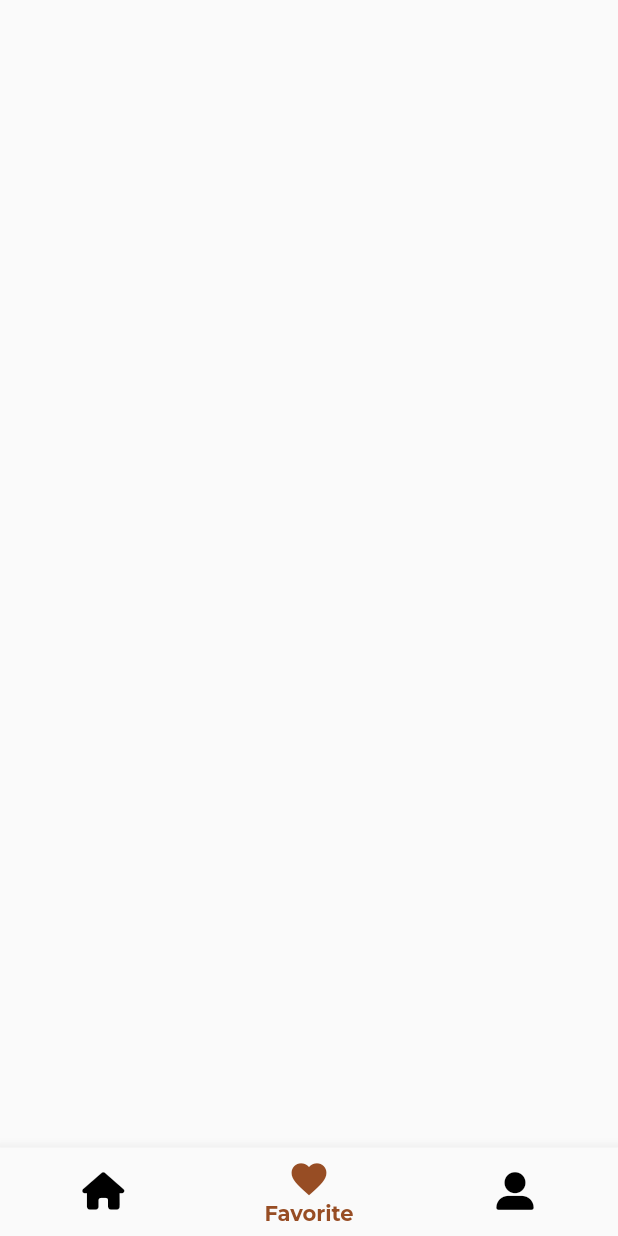
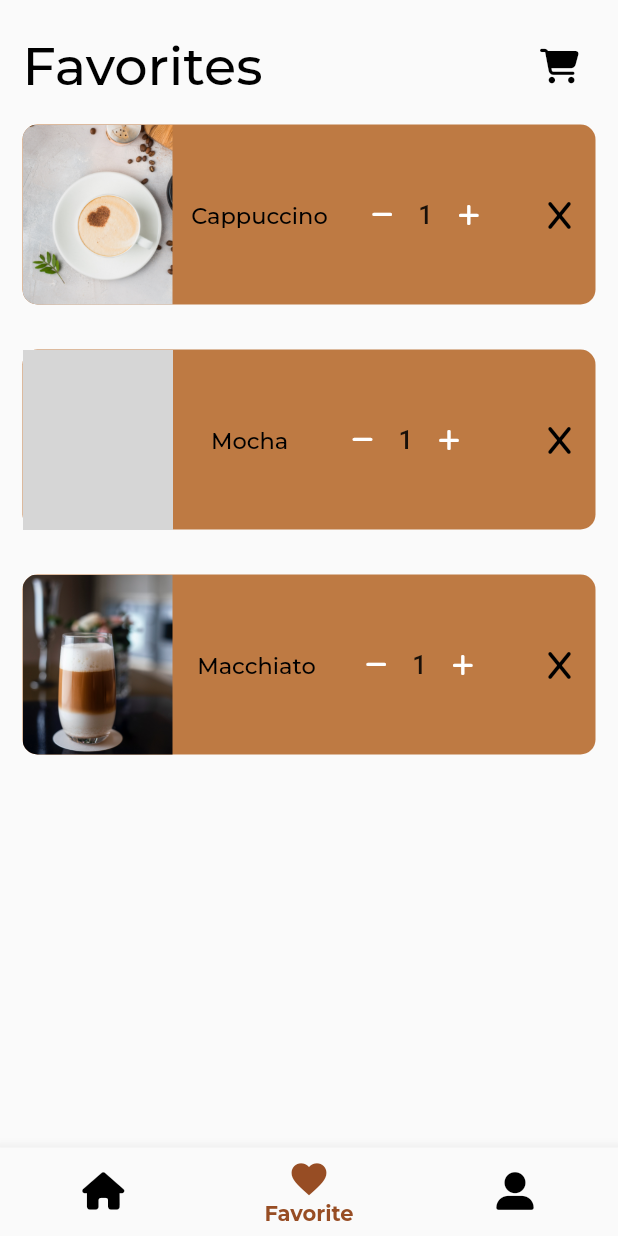
Before and after one commit to naomitimm/TopPot, a Flutter app: the screen it shows after launch, on a phone screen of 412 x 824 dp. Run offline on Flutter 3.47's test engine with Material 2 defaults, Android fonts, the phone set to English and light mode, and no system bars; our stand-ins replace font_awesome_flutter, go_router, google_fonts; grey boxes are pictures that could not be loaded.

Commit message:
fav-page-ui

```diff
--- a/top_pot_app/lib/presentation/auth/widgets/texts.dart
+++ b/top_pot_app/lib/presentation/auth/widgets/texts.dart
@@ -11,7 +11,10 @@ List colors = const [
 
 class TopPotHeadline extends StatelessWidget {
   final Color color;
-  const TopPotHeadline({Key? key, required this.color}) : super(key: key);
+  const TopPotHeadline({
+    Key? key,
+    required this.color,
+  }) : super(key: key);
 
   @override
   Widget build(BuildContext context) {
--- a/top_pot_app/lib/presentation/dashboard/favorite_page.dart
+++ b/top_pot_app/lib/presentation/dashboard/favorite_page.dart
@@ -1,3 +1,6 @@
+import 'package:top_pot_app/domain/models/coffee.dart';
+import 'package:top_pot_app/presentation/dashboard/widgets/cards.dart';
+import 'package:top_pot_app/presentation/dashboard/widgets/text.dart';
 import 'package:top_pot_app/presentation/exports.dart';
 
 class CheckoutPage extends StatefulWidget {
@@ -10,6 +13,43 @@ class CheckoutPage extends StatefulWidget {
 class _CheckoutPageState extends State<CheckoutPage> {
   @override
   Widget build(BuildContext context) {
-    return Scaffold();
+    return Scaffold(
+      body: Padding(
+        padding: const EdgeInsets.symmetric(vertical: 20, horizontal: 15),
+        child: ListView(
+          children: [
+            Row(
+              mainAxisAlignment: MainAxisAlignment.spaceBetween,
+              children: [
+                const DashboardHeadline(color: Colors.black, text: "Favorites"),
+                IconButton(
+                  onPressed: () {},
+                  icon: const FaIcon(
+                    FontAwesomeIcons.cartShopping,
+                    color: Colors.black,
+                    size: 23,
+                  ),
+                )
+              ],
+            ),
+            FavoriteCard(
+              image: Coffee.coffees[1].image,
+              price: Coffee.coffees[1].price,
+              name: Coffee.coffees[1].name,
+            ),
+            FavoriteCard(
+              image: Coffee.coffees[4].image,
+              price: Coffee.coffees[4].price,
+              name: Coffee.coffees[4].name,
+            ),
+            FavoriteCard(
+              image: Coffee.coffees[5].image,
+              price: Coffee.coffees[5].price,
+              name: Coffee.coffees[5].name,
+            ),
+          ],
+        ),
+      ),
+    );
   }
 }
--- a/top_pot_app/lib/presentation/dashboard/home_page.dart
+++ b/top_pot_app/lib/presentation/dashboard/home_page.dart
@@ -29,11 +29,11 @@ class _HomePageState extends State<HomePage> {
                   height: height / 2.2,
                 ),
                 const Padding(
-                  padding: EdgeInsets.symmetric(vertical: 15, horizontal: 10),
-                  child: DashboardHeadline(color: Colors.white, text: "Home"),
+                  padding: EdgeInsets.symmetric(vertical: 15, horizontal: 20),
+                  child: TopPotHeadline(color: Colors.white),
                 ),
                 const Padding(
-                    padding: EdgeInsets.only(top: 80, left: 15, right: 15),
+                    padding: EdgeInsets.only(top: 85, left: 15, right: 15),
                     child: MySearchBar()),
                 Padding(
                   padding: const EdgeInsets.only(top: 110),
--- a/top_pot_app/lib/presentation/dashboard/widgets/cards.dart
+++ b/top_pot_app/lib/presentation/dashboard/widgets/cards.dart
@@ -1,3 +1,4 @@
+import 'package:top_pot_app/presentation/dashboard/widgets/text.dart';
 import 'package:top_pot_app/presentation/exports.dart';
 
 class CoffeeCard extends StatefulWidget {
@@ -141,3 +142,92 @@ class OptionCard extends StatelessWidget {
     );
   }
 }
+
+class FavoriteCard extends StatelessWidget {
+  final String image;
+  final String price;
+  final String name;
+
+  const FavoriteCard(
+      {Key? key, required this.image, required this.price, required this.name})
+      : super(key: key);
+
+  @override
+  Widget build(BuildContext context) {
+    return Padding(
+      padding: const EdgeInsets.symmetric(vertical: 15),
+      child: Container(
+        width: double.infinity,
+        height: 120,
+        decoration: const BoxDecoration(
+          borderRadius: BorderRadius.all(Radius.circular(10)),
+          color: Color.fromRGBO(190, 122, 67, 1),
+        ),
+        child: Row(
+          mainAxisAlignment: MainAxisAlignment.spaceBetween,
+          children: [
+            Container(
+              width: 100,
+              height: double.infinity,
+              decoration: BoxDecoration(
+                  borderRadius: const BorderRadius.only(
+                      topLeft: Radius.circular(10),
+                      bottomLeft: Radius.circular(10)),
+                  image: DecorationImage(
+                    fit: BoxFit.cover,
+                    image: AssetImage(image),
+                  )),
+            ),
+            FavoritesTitle(color: Colors.black, text: name),
+            const ItemCounter(),
+            IconButton(
+              onPressed: () {},
+              icon: const FaIcon(
+                FontAwesomeIcons.x,
+                color: Colors.black,
+                size: 20,
+              ),
+            )
+          ],
+        ),
+      ),
+    );
+  }
+}
+
+class ItemCounter extends StatefulWidget {
+  const ItemCounter({Key? key}) : super(key: key);
+
+  @override
+  State<ItemCounter> createState() => _ItemCounterState();
+}
+
+class _ItemCounterState extends State<ItemCounter> {
+  @override
+  Widget build(BuildContext context) {
+    return Row(
+      children: [
+        IconButton(
+          onPressed: () {},
+          icon: const FaIcon(
+            FontAwesomeIcons.minus,
+            color: Colors.white,
+            size: 16,
+          ),
+        ),
+        const Text(
+          "1",
+          style: TextStyle(fontSize: 17, fontWeight: FontWeight.w500),
+        ),
+        IconButton(
+          onPressed: () {},
+          icon: const FaIcon(
+            FontAwesomeIcons.plus,
+            color: Colors.white,
+            size: 16,
+          ),
+        )
+      ],
+    );
+  }
+}
--- a/top_pot_app/lib/presentation/dashboard/widgets/text.dart
+++ b/top_pot_app/lib/presentation/dashboard/widgets/text.dart
@@ -40,3 +40,19 @@ class MiniHeadline extends StatelessWidget {
         ));
   }
 }
+
+class FavoritesTitle extends StatelessWidget {
+  final String text;
+  final Color color;
+  const FavoritesTitle({Key? key, required this.color, required this.text})
+      : super(key: key);
+
+  @override
+  Widget build(BuildContext context) {
+    return Text(text,
+        style: GoogleFonts.montserrat(
+          textStyle: TextStyle(
+              color: color, fontSize: 15, fontWeight: FontWeight.w500),
+        ));
+  }
+}
```
